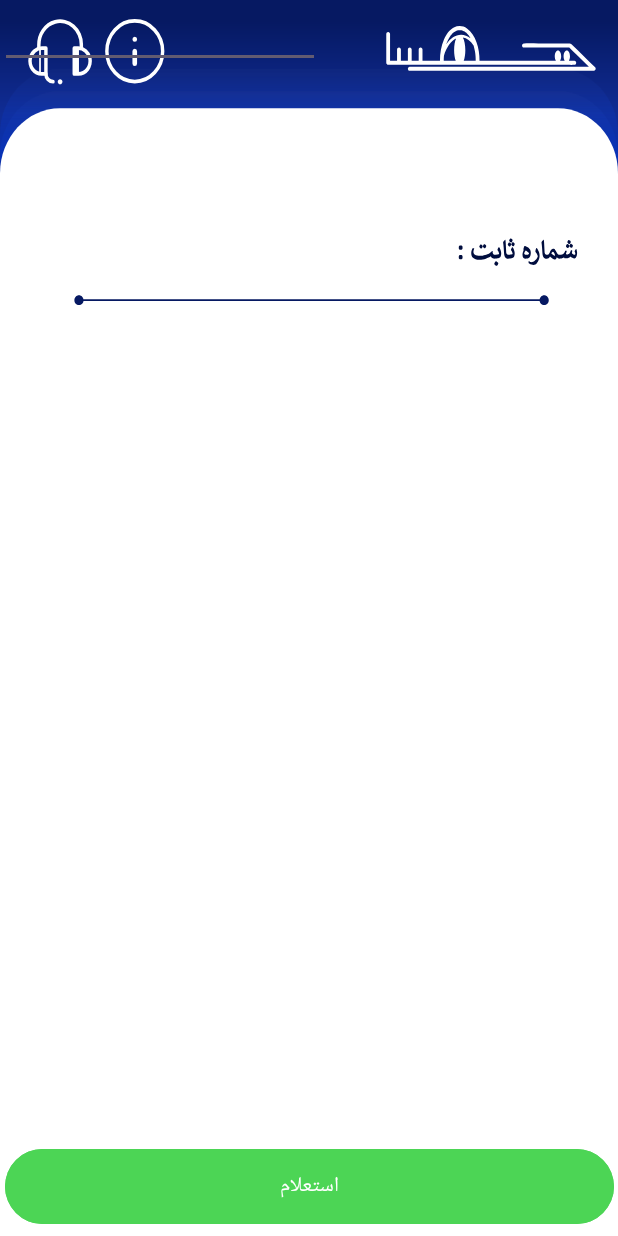
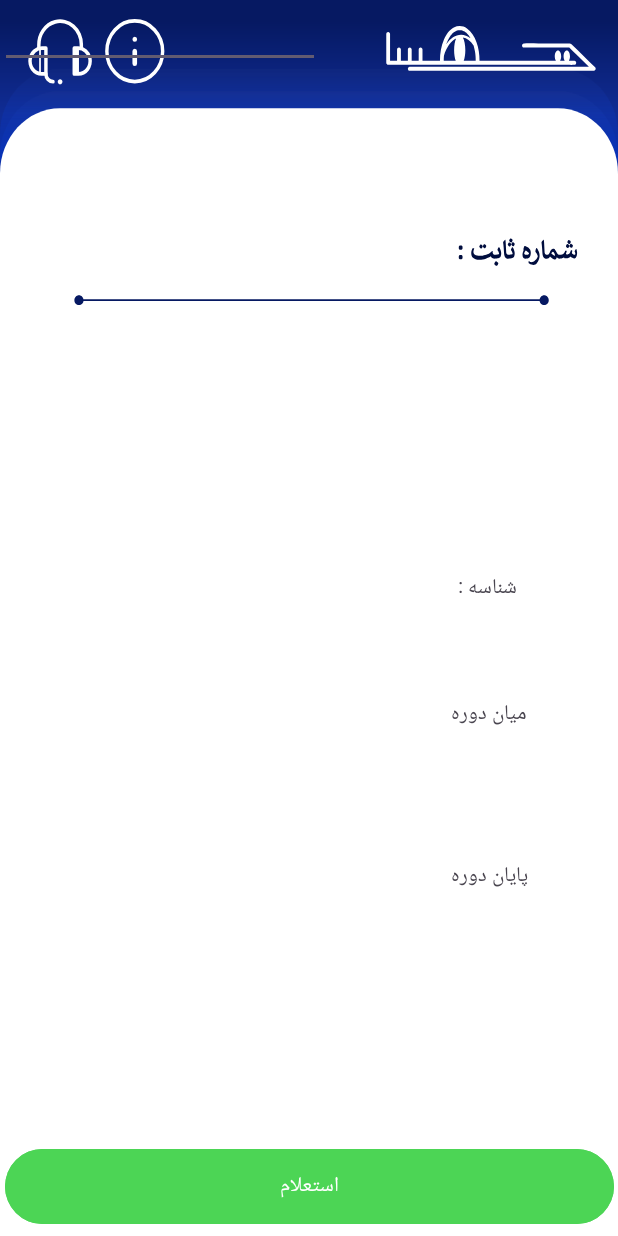
Before and after one commit to SanazSobahnloo/Temsah-Java, an Android app: the fixedLine screen opened directly, with no data from a screen before it, after a tap on "استعلام", on a phone screen of 412 x 824 dp. Run offline under Robolectric (Android 15) with nearby library versions, the phone set to English and light mode, and no system bars.

Commit message:
testing fixed 8

```diff
--- a/app/src/main/java/com/example/temsah/fixedLine.java
+++ b/app/src/main/java/com/example/temsah/fixedLine.java
@@ -92,7 +92,14 @@ public class fixedLine extends AppCompatActivity {
             @Override
             public void onClick(View view) {
                 //Toast.makeText(fixedLine.this,"toast",Toast.LENGTH_SHORT).show();
+                binding.textView10.setVisibility(View.VISIBLE);
+                binding.textView7.setVisibility(View.VISIBLE);
+                binding.textView11.setVisibility(View.VISIBLE);
                 binding.textView9.setText(re1);
+                binding.textView5.setText(re2);
+                binding.textView8.setText(re3);
+                binding.textView6.setText(re4);
+                binding.textView12.setText(re5);
             }
         });
     }
--- a/app/src/main/res/layout/activity_fixed_line.xml
+++ b/app/src/main/res/layout/activity_fixed_line.xml
@@ -42,12 +42,12 @@
         app:layout_constraintTop_toTopOf="parent" />
 
     <TextView
-        android:id="@+id/textView8"
+        android:id="@+id/textView5"
         android:layout_width="178dp"
         android:layout_height="40dp"
-        android:layout_marginTop="436dp"
+        android:layout_marginTop="424dp"
         app:layout_constraintEnd_toEndOf="parent"
-        app:layout_constraintHorizontal_bias="0.472"
+        app:layout_constraintHorizontal_bias="0.497"
         app:layout_constraintStart_toStartOf="parent"
         app:layout_constraintTop_toTopOf="parent" />
 
@@ -55,9 +55,19 @@
         android:id="@+id/textView6"
         android:layout_width="178dp"
         android:layout_height="40dp"
-        android:layout_marginTop="488dp"
+        android:layout_marginTop="532dp"
         app:layout_constraintEnd_toEndOf="parent"
-        app:layout_constraintHorizontal_bias="0.472"
+        app:layout_constraintHorizontal_bias="0.497"
+        app:layout_constraintStart_toStartOf="parent"
+        app:layout_constraintTop_toTopOf="parent" />
+
+    <TextView
+        android:id="@+id/textView8"
+        android:layout_width="178dp"
+        android:layout_height="40dp"
+        android:layout_marginTop="480dp"
+        app:layout_constraintEnd_toEndOf="parent"
+        app:layout_constraintHorizontal_bias="0.497"
         app:layout_constraintStart_toStartOf="parent"
         app:layout_constraintTop_toTopOf="parent" />
 
@@ -65,21 +75,45 @@
         android:id="@+id/textView9"
         android:layout_width="178dp"
         android:layout_height="40dp"
-        android:layout_marginTop="328dp"
+        android:layout_marginTop="376dp"
         app:layout_constraintEnd_toEndOf="parent"
-        app:layout_constraintHorizontal_bias="0.472"
+        app:layout_constraintHorizontal_bias="0.497"
         app:layout_constraintStart_toStartOf="parent"
         app:layout_constraintTop_toTopOf="parent" />
 
     <TextView
-        android:id="@+id/textView5"
+        android:id="@+id/textView12"
         android:layout_width="178dp"
         android:layout_height="40dp"
-        android:layout_marginTop="380dp"
+        android:layout_marginTop="300dp"
         app:layout_constraintEnd_toEndOf="parent"
-        app:layout_constraintHorizontal_bias="0.472"
+        app:layout_constraintHorizontal_bias="0.497"
         app:layout_constraintStart_toStartOf="parent"
         app:layout_constraintTop_toTopOf="parent" />
+
+    <TextView
+        android:id="@+id/textView7"
+        android:layout_width="wrap_content"
+        android:layout_height="wrap_content"
+        android:layout_marginBottom="332dp"
+        android:text="میان دوره"
+        android:visibility="invisible"
+        app:layout_constraintBottom_toBottomOf="@+id/button"
+        app:layout_constraintEnd_toEndOf="parent"
+        app:layout_constraintHorizontal_bias="0.833"
+        app:layout_constraintStart_toStartOf="parent" />
+
+    <TextView
+        android:id="@+id/textView10"
+        android:layout_width="wrap_content"
+        android:layout_height="wrap_content"
+        android:layout_marginBottom="228dp"
+        android:text="پایان دوره"
+        android:visibility="invisible"
+        app:layout_constraintBottom_toBottomOf="parent"
+        app:layout_constraintEnd_toEndOf="parent"
+        app:layout_constraintHorizontal_bias="0.833"
+        app:layout_constraintStart_toStartOf="parent" />
 
     <TextView
         android:id="@+id/copy"
@@ -111,4 +145,16 @@
         tools:layout_editor_absoluteX="92dp"
         tools:layout_editor_absoluteY="142dp" />
 
+    <TextView
+        android:id="@+id/textView11"
+        android:layout_width="wrap_content"
+        android:layout_height="wrap_content"
+        android:layout_marginBottom="416dp"
+        android:text="شناسه :"
+        android:visibility="invisible"
+        app:layout_constraintBottom_toBottomOf="@+id/button"
+        app:layout_constraintEnd_toEndOf="parent"
+        app:layout_constraintHorizontal_bias="0.82"
+        app:layout_constraintStart_toStartOf="parent" />
+
 </androidx.constraintlayout.widget.ConstraintLayout>
```
